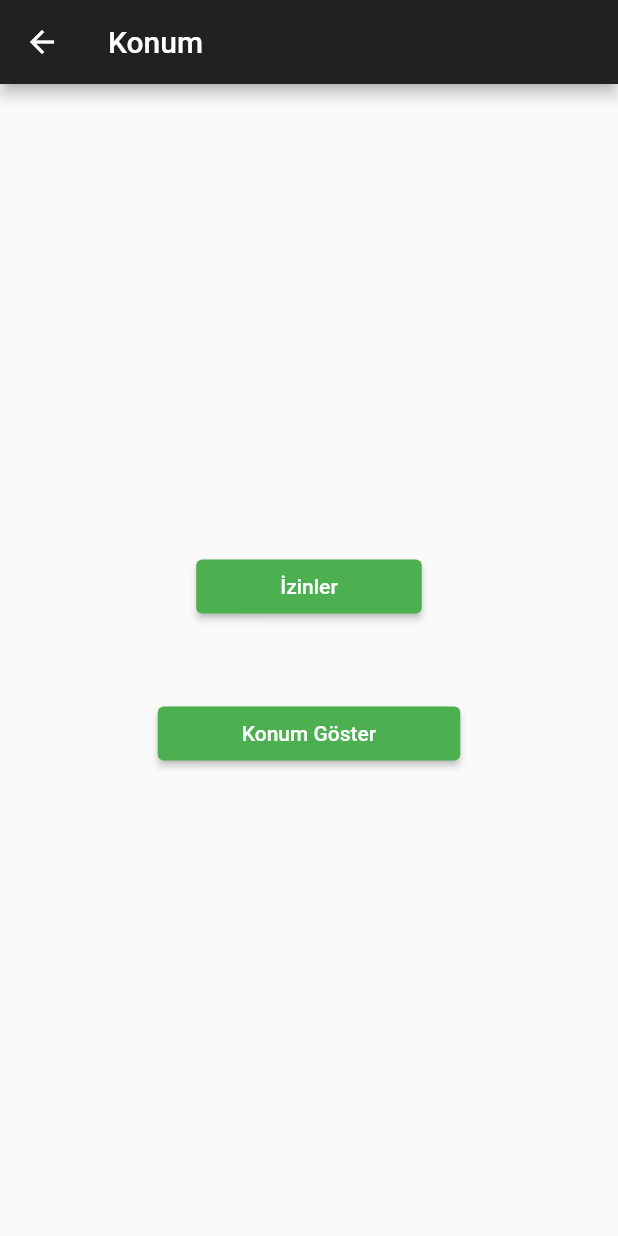
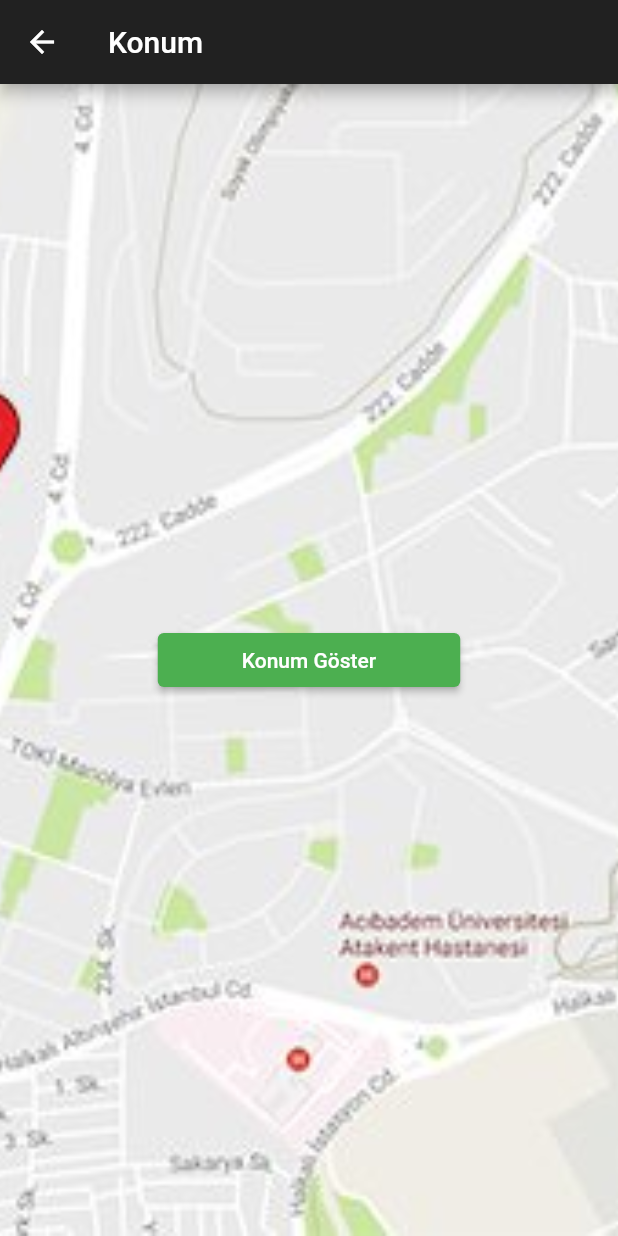
Before and after one commit to tugbayldz8/Mobil-Uygulama-Gelistirme, a Flutter app: the KonumPage screen opened directly, on a phone screen of 412 x 824 dp. Run offline on Flutter 3.47's test engine with Material 2 defaults, Android fonts, the light colour scheme and no system bars; our stand-ins replace carousel_slider, chewie, cloud_firestore, contacts_service, firebase_auth, firebase_core and 7 more; missing offline and left inert: grock; accounts and stored records are empty.

Commit message:
Proje tamamlandı

```diff
--- a/lib/main.dart
+++ b/lib/main.dart
@@ -1,8 +1,7 @@
+import 'package:app_jam_deneme_1/loginPage.dart';
 import 'package:firebase_core/firebase_core.dart';
 import 'package:flutter/material.dart';
 import 'package:grock/grock.dart';
-
-import 'loginPage.dart';
 
 void main() async {
   WidgetsFlutterBinding.ensureInitialized();
--- a/lib/views/konum.dart
+++ b/lib/views/konum.dart
@@ -1,5 +1,3 @@
-import 'dart:io';
-
 import 'package:flutter/material.dart';
 import 'package:geolocator/geolocator.dart';
 import 'package:get/get.dart';
@@ -23,21 +21,16 @@ class _KonumPageState extends State<KonumPage> {
         title: Text('Konum'),
         backgroundColor: Colors.grey.shade900,
       ),
-        body: Center(
-          child: Column(
-            mainAxisAlignment: MainAxisAlignment.center,
-            children: [
-              ElevatedButton(
-                style: ElevatedButton.styleFrom(primary: Colors.green),
-                onPressed: () => getLocation(),
-                child: Container(
-                    padding: EdgeInsets.symmetric(vertical: 8, horizontal: 40),
-                    child: Text("İzinler")),
+      body: Container(
+        decoration: BoxDecoration(
+          image: DecorationImage(
+            image: AssetImage(
+                'assets/harita.jpg'), // Resim dosyasının yolunu buraya girin
+            fit: BoxFit.cover,
           ),
-              SizedBox(
-                height: 50,
         ),
-              ElevatedButton(
+        child: Center(
+          child: ElevatedButton(
             style: ElevatedButton.styleFrom(primary: Colors.green),
             onPressed: () {
               LocGet();
@@ -46,32 +39,9 @@ class _KonumPageState extends State<KonumPage> {
                 padding: EdgeInsets.symmetric(vertical: 8, horizontal: 40),
                 child: Text('Konum Göster')),
           ),
-            ],
         ),
-        ));
-  }
-
-  getLocation() {
-    Geolocator.requestPermission().then((request) {
-      print("REQUEST : $request");
-      if (Platform.isIOS) {
-        if (request != LocationPermission.whileInUse) {
-          print("NOT LOCATION PERMISSION");
-          return;
-        } else {
-          print("PERMISSION OK");
-          geolocatorController.permissionOK();
-        }
-      } else {
-        if (request != LocationPermission.always) {
-          print("NOT LOCATION PERMISSION");
-          return;
-        } else {
-          print("PERMISSION OK");
-          geolocatorController.permissionOK();
-        }
-      }
-    });
+      ),
+    );
   }
 }
 
```
Also changed, not shown: assets/harita.jpg (added). Lines whose indentation alone changed are shown as unchanged.
